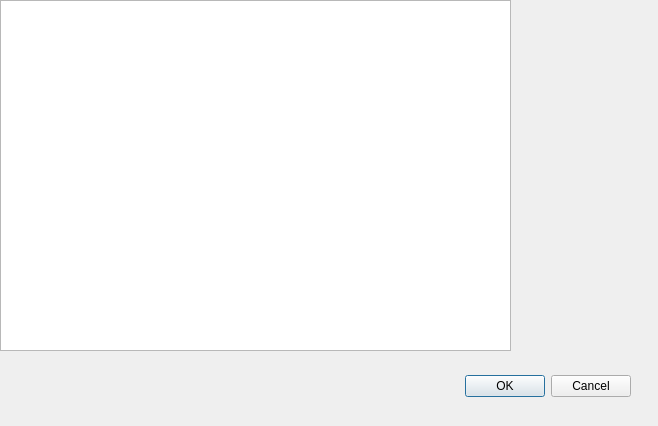
Above: senddialog.ui from kostin1221/Psi-massmail-plugin before the change. Below: the same form after it.
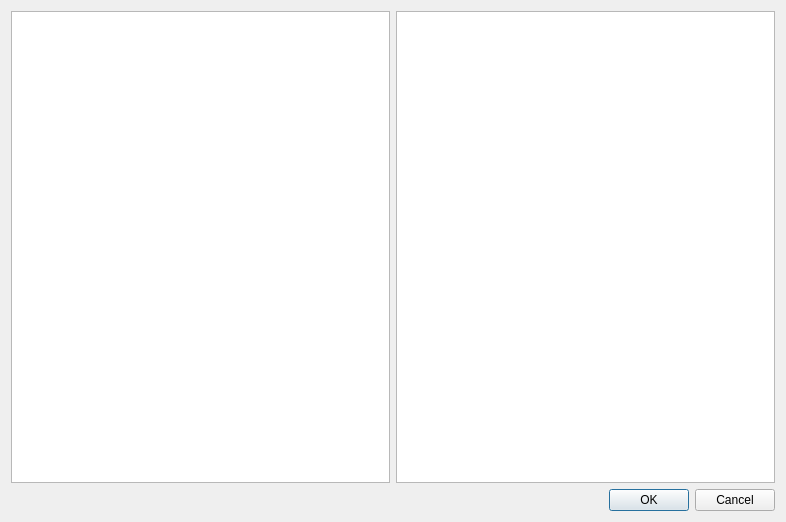
That is the form after the change.

The edit to the form file:
```diff
--- a/senddialog.ui
+++ b/senddialog.ui
@@ -6,38 +6,16 @@
    <rect>
     <x>0</x>
     <y>0</y>
-    <width>658</width>
-    <height>426</height>
+    <width>786</width>
+    <height>522</height>
    </rect>
   </property>
   <property name="windowTitle">
    <string>Dialog</string>
   </property>
-  <widget class="QDialogButtonBox" name="buttonBox">
-   <property name="geometry">
-    <rect>
-     <x>290</x>
-     <y>370</y>
-     <width>341</width>
-     <height>32</height>
-    </rect>
-   </property>
-   <property name="orientation">
-    <enum>Qt::Horizontal</enum>
-   </property>
-   <property name="standardButtons">
-    <set>QDialogButtonBox::Cancel|QDialogButtonBox::Ok</set>
-   </property>
-  </widget>
+  <layout class="QGridLayout" name="gridLayout">
+   <item row="0" column="0">
   <widget class="QTreeView" name="jidsView">
-   <property name="geometry">
-    <rect>
-     <x>0</x>
-     <y>0</y>
-     <width>511</width>
-     <height>351</height>
-    </rect>
-   </property>
    <property name="editTriggers">
     <set>QAbstractItemView::NoEditTriggers</set>
    </property>
@@ -51,6 +29,24 @@
     <bool>false</bool>
    </attribute>
   </widget>
+   </item>
+   <item row="0" column="1">
+    <widget class="QPlainTextEdit" name="messageEditor"/>
+   </item>
+   <item row="1" column="0" colspan="2">
+    <widget class="QDialogButtonBox" name="buttonBox">
+     <property name="orientation">
+      <enum>Qt::Horizontal</enum>
+     </property>
+     <property name="standardButtons">
+      <set>QDialogButtonBox::Cancel|QDialogButtonBox::Ok</set>
+     </property>
+     <property name="centerButtons">
+      <bool>false</bool>
+     </property>
+    </widget>
+   </item>
+  </layout>
  </widget>
  <resources/>
  <connections>
```
Lines whose indentation alone changed are shown as unchanged.
